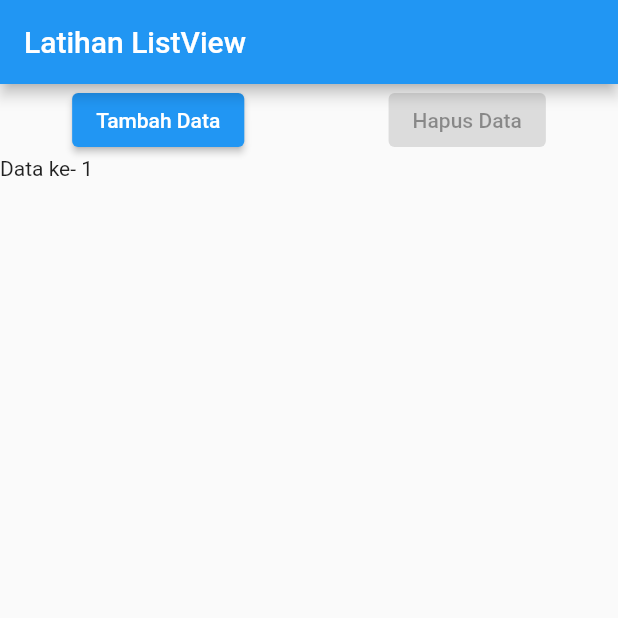
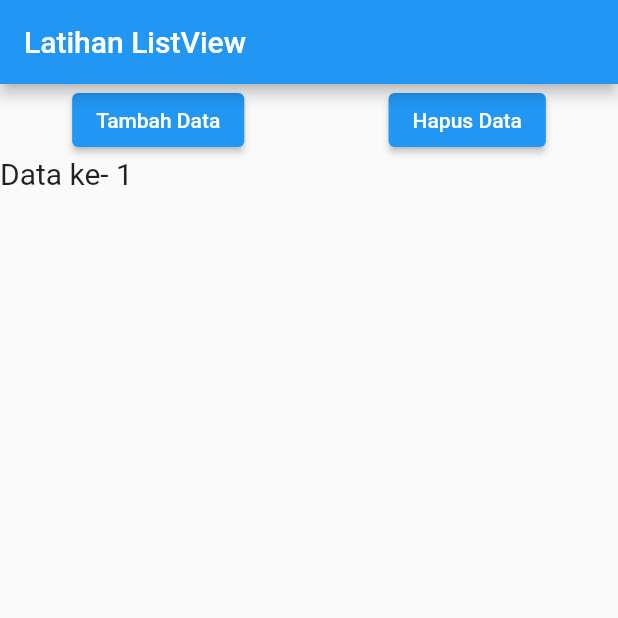
Before and after one commit to matuladaandi/belajar_restfull_api, a Flutter app: the screen it shows after launch, after a tap on "Tambah Data", on a phone screen of 412 x 824 dp, the top half of it. Run offline on Flutter 3.47's test engine with Material 2 defaults, Android fonts, the phone set to English and light mode, and no system bars.

Commit message:
hapus data pada tombol selesai

```diff
--- a/lib/main.dart
+++ b/lib/main.dart
@@ -26,13 +26,20 @@ class _MyAppState extends State<MyApp> {
               mainAxisAlignment:
                   MainAxisAlignment.spaceAround, // agar tdk mepet tombol hps&+
               children: <Widget>[
-                ElevatedButton(onPressed: (){
+                ElevatedButton(
+                    onPressed: () {
+                      setState(() {
+                        widgetsku.add(Text("Data ke- " + counter.toString(),style: TextStyle(fontSize: 20),));
+                        counter++;
+                      });
+                    },
+                    child: Text('Tambah Data')),
+                ElevatedButton(onPressed: () {
                   setState(() {
-                    widgetsku.add(Text("Data ke- "+ counter.toString()));
-                    counter++;
+                    widgetsku.removeLast();
+                    counter--;
                   });
-                }, child: Text('Tambah Data')),
-                ElevatedButton(onPressed: null, child: Text('Hapus Data'))
+                }, child: Text('Hapus Data'))
               ],
             ),
             Column(
```
